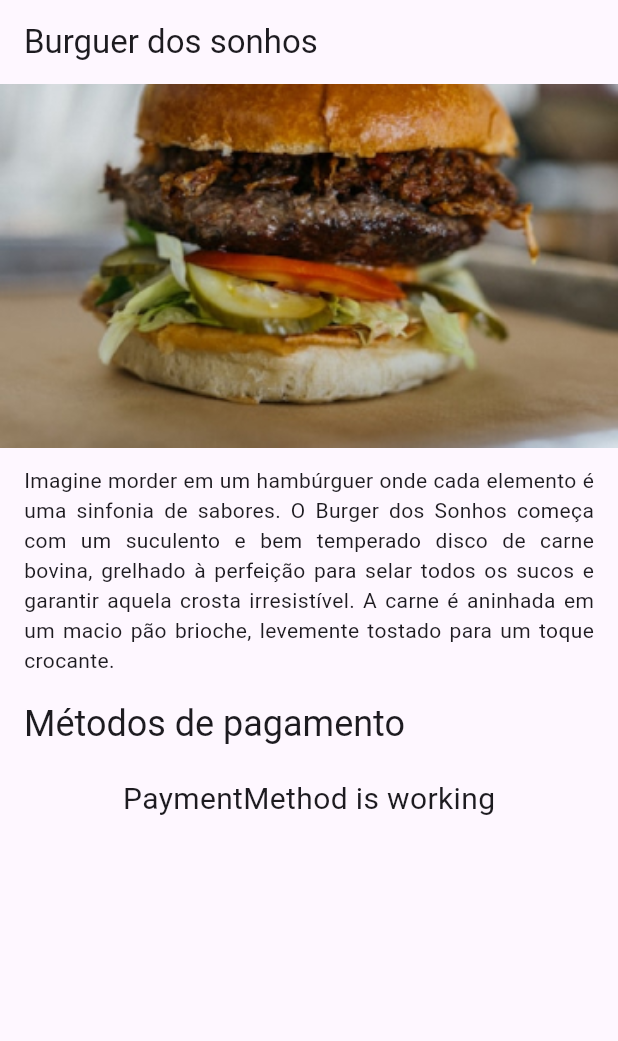
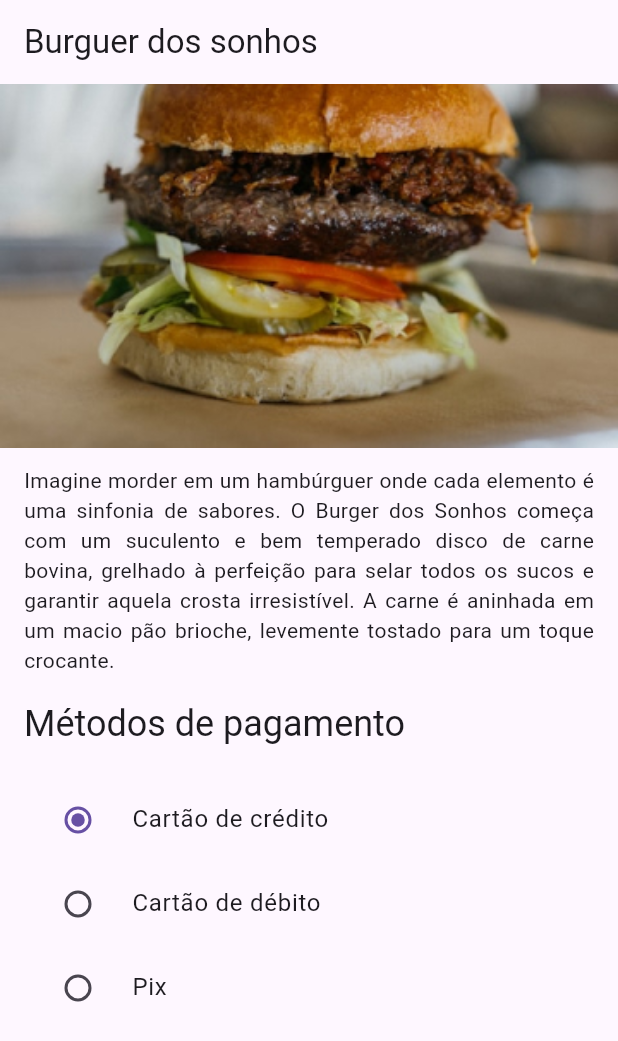
Before and after one commit to ProfessorAndersonChoren/appII_sao_leopoldo_night, a Flutter app: the screen it shows after launch, on a phone screen of 412 x 824 dp. Shown: the top 1041 px of the screen. Run offline on Flutter 3.47's test engine with Material 3 defaults, Android fonts, the light colour scheme and no system bars; our stand-ins replace flutter_mobx, flutter_svg, mobx; generated files the repository leaves out were written again.

Commit message:
Projeto Sonho de hamburguer

```diff
--- /dev/null
+++ b/burguer_dos_sonhos/lib/enums/payment.dart
@@ -0,0 +1,5 @@
+enum Payment {
+  creditCard,
+  debitCard,
+  pix,
+}
--- a/burguer_dos_sonhos/lib/screens/home/components/payment_method.dart
+++ b/burguer_dos_sonhos/lib/screens/home/components/payment_method.dart
@@ -1,15 +1,43 @@
+import 'package:burguer_dos_sonhos/enums/payment.dart';
+import 'package:burguer_dos_sonhos/stores/payment_method_store.dart';
 import 'package:flutter/material.dart';
+import 'package:flutter_mobx/flutter_mobx.dart';
 
 class PaymentMethod extends StatelessWidget {
-  const PaymentMethod({super.key});
+  final _store = PaymentMethodStore();
+  PaymentMethod({super.key});
 
   @override
   Widget build(BuildContext context) {
-    return const Center(
-      child: Text(
-        'PaymentMethod is working',
-        style: TextStyle(fontSize: 20),
-      ),
-    );
+    return Observer(builder: (_) {
+      return Column(
+        children: [
+          RadioListTile<Payment>(
+            groupValue: _store.selected,
+            value: Payment.creditCard,
+            onChanged: (value) {
+              _store.changePaymentMethod(value!);
+            },
+            title: const Text('Cartão de crédito'),
+          ),
+          RadioListTile<Payment>(
+            groupValue: _store.selected,
+            value: Payment.debitCard,
+            onChanged: (value) {
+              _store.changePaymentMethod(value!);
+            },
+            title: const Text('Cartão de débito'),
+          ),
+          RadioListTile<Payment>(
+            groupValue: _store.selected,
+            value: Payment.pix,
+            onChanged: (value) {
+              _store.changePaymentMethod(value!);
+            },
+            title: const Text('Pix'),
+          ),
+        ],
+      );
+    });
   }
 }
--- a/burguer_dos_sonhos/pubspec.yaml
+++ b/burguer_dos_sonhos/pubspec.yaml
@@ -9,11 +9,15 @@ environment:
 dependencies:
   flutter:
     sdk: flutter
+  flutter_mobx: ^2.2.1+1
+  mobx: ^2.3.3+2
 
 dev_dependencies:
+  build_runner: ^2.4.12
+  flutter_lints: ^4.0.0
   flutter_test:
     sdk: flutter
-  flutter_lints: ^4.0.0
+  mobx_codegen: ^2.6.1
 
 flutter:
   uses-material-design: true
```
Also changed, not shown: burguer_dos_sonhos/lib/stores/payment_method_store.dart (added, +19 -0 lines), burguer_dos_sonhos/lib/stores/payment_method_store.g.dart (added), burguer_dos_sonhos/pubspec.lock.
